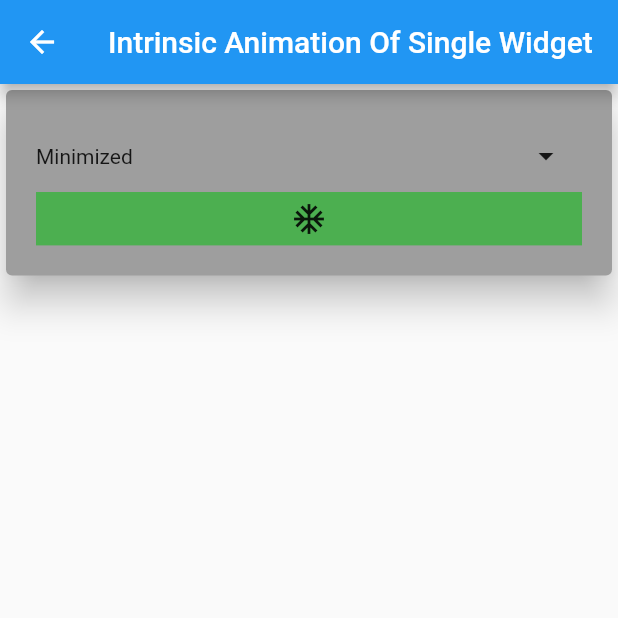
After one commit to AradhyaNepal/Animation, a Flutter app: the screen it shows after launch, after a tap on "Intrinsic Animation Of Single Widget", on a phone screen of 412 x 824 dp, the top half of it. The commit adds this screen. Run offline on Flutter 3.47's test engine with Material 2 defaults, Android fonts, the phone set to English and light mode, and no system bars.

Commit message:
Intrinsic animation

```diff
--- a/lib/main.dart
+++ b/lib/main.dart
@@ -4,6 +4,7 @@ import 'package:animation/screens/animation_background/without_animation_family_
 import 'package:animation/screens/home/home_screen.dart';
 import 'package:animation/screens/terminologies/animation_with_ticker.dart';
 import 'package:animation/screens/terminologies/animation_without_animation_class.dart';
+import 'package:animation/screens/terminologies/intrinsic_animation_of_single_widget.dart';
 import 'package:flutter/material.dart';
 
 void main() {
@@ -28,6 +29,7 @@ class MyApp extends StatelessWidget {
         AnimationBackgroundScreen.route:(_)=>const AnimationBackgroundScreen(),
         AnimationWithoutAnimationClass.route:(_)=>const AnimationWithoutAnimationClass(),
         AnimationWithTicker.route:(_)=>const AnimationWithTicker(),
+        IntrinsicAnimationOfSingleWidget.route:(_)=>const IntrinsicAnimationOfSingleWidget(),
       },
     );
   }
--- a/lib/screens/animation_background/animation_background_screen.dart
+++ b/lib/screens/animation_background/animation_background_screen.dart
@@ -62,3 +62,7 @@ class _AnimationBackgroundScreenState extends State<AnimationBackgroundScreen> w
     );
   }
 }
+
+
+//Todo: Memory Leak
+//Todo: Do the actual animation
--- a/lib/screens/animation_background/animation_family_tree.dart
+++ b/lib/screens/animation_background/animation_family_tree.dart
@@ -97,3 +97,8 @@ class _CustomSwitch extends StatelessWidget {
     );
   }
 }
+
+
+
+
+//Todo: Memory Leak
--- a/lib/screens/home/home_screen.dart
+++ b/lib/screens/home/home_screen.dart
@@ -4,6 +4,7 @@ import 'package:animation/screens/animation_background/without_animation_family_
 import 'package:animation/screens/home/widgets/home_screen_options_widgets.dart';
 import 'package:animation/screens/terminologies/animation_with_ticker.dart';
 import 'package:animation/screens/terminologies/animation_without_animation_class.dart';
+import 'package:animation/screens/terminologies/intrinsic_animation_of_single_widget.dart';
 import 'package:flutter/material.dart';
 
 class HomeScreen extends StatelessWidget {
@@ -47,6 +48,10 @@ class HomeScreen extends StatelessWidget {
                   heading:  AnimationWithTicker.title,
                   routeToNavigate: AnimationWithTicker.route,
                 ),
+                HomeScreenOptionsWidget(
+                  heading:  IntrinsicAnimationOfSingleWidget.title,
+                  routeToNavigate: IntrinsicAnimationOfSingleWidget.route,
+                ),
               ],
             ),
           ),
--- a/lib/screens/terminologies/animation_with_ticker.dart
+++ b/lib/screens/terminologies/animation_with_ticker.dart
@@ -1,6 +1,4 @@
 // ignore_for_file: prefer_conditional_assignment
-
-import 'dart:async';
 
 import 'package:animation/widgets/custom_loading.dart';
 import 'package:flutter/material.dart';
--- /dev/null
+++ b/lib/screens/terminologies/intrinsic_animation_of_listview_widget.dart
@@ -0,0 +1,17 @@
+import 'package:flutter/material.dart';
+
+class IntrinsicAnimationOfListViewWidget extends StatefulWidget {
+  static const String route="/IntrinsicAnimationOfListViewWidget";
+  static const String title="Intrinsic Animation Of ListView Widget";
+  const IntrinsicAnimationOfListViewWidget({Key? key}) : super(key: key);
+
+  @override
+  State<IntrinsicAnimationOfListViewWidget> createState() => _IntrinsicAnimationOfListViewWidgetState();
+}
+
+class _IntrinsicAnimationOfListViewWidgetState extends State<IntrinsicAnimationOfListViewWidget> {
+  @override
+  Widget build(BuildContext context) {
+    return const Placeholder();
+  }
+}
--- /dev/null
+++ b/lib/screens/terminologies/intrinsic_animation_of_single_widget.dart
@@ -0,0 +1,75 @@
+import 'package:flutter/material.dart';
+
+class IntrinsicAnimationOfSingleWidget extends StatefulWidget {
+  static const String route="/IntrinsicAnimationOfSingleWidget";
+  static const String title="Intrinsic Animation Of Single Widget";
+  const IntrinsicAnimationOfSingleWidget({Key? key}) : super(key: key);
+
+  @override
+  State<IntrinsicAnimationOfSingleWidget> createState() => _IntrinsicAnimationOfSingleWidgetState();
+}
+
+class _IntrinsicAnimationOfSingleWidgetState extends State<IntrinsicAnimationOfSingleWidget> {
+  bool _isExpanded=false;
+  late Size _size;
+  @override
+  void didChangeDependencies() {
+    _size=MediaQuery.of(context).size;
+    print("rebuild");
+    super.didChangeDependencies();
+  }
+  @override
+  Widget build(BuildContext context) {
+    return SafeArea(
+        child: Scaffold(
+          appBar: AppBar(
+            title: const Text(
+              IntrinsicAnimationOfSingleWidget.title,
+            ),
+          ),
+          body: Card(
+            elevation: 10,
+            color: Colors.grey,
+            child: Container(
+              padding: const EdgeInsets.all(20),
+              height: _isExpanded?_size.height:_size.height*0.15,
+              child: Column(
+                crossAxisAlignment: CrossAxisAlignment.stretch,
+                children: [
+                  Row(
+                    children: [
+                      Expanded(
+                        child: Text(
+                            _isExpanded?"Expanded":"Minimized"
+                        ),
+                      ),
+                      IconButton(
+                        onPressed: (){
+                          setState(() {
+                            _isExpanded=!_isExpanded;
+                          });
+                        },
+                        icon: Icon(
+                          _isExpanded?Icons.arrow_drop_up_sharp:Icons.arrow_drop_down_sharp,
+                        ),
+                      ),
+                    ],
+                  ),
+                  Expanded(
+                    child: Container(
+                      color: _isExpanded?Colors.red:Colors.green,
+                      child: const Center(
+                        child: Icon(
+                            Icons.ac_unit
+                        ),
+                      ),
+                    ),
+                  ),
+                ],
+              ),
+            ),
+          ),
+        )
+    );
+  }
+}
```
Also changed, not shown: 22 other files.
